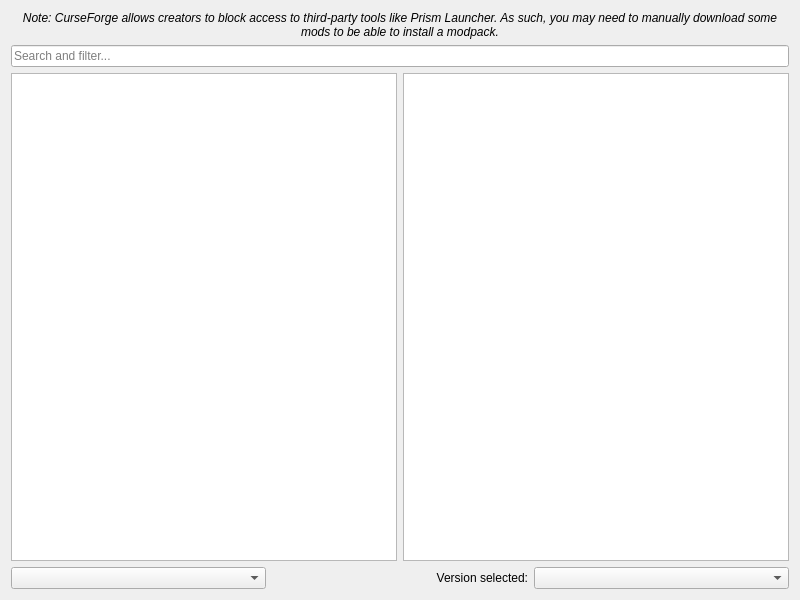
First picture: the form in launcher/ui/pages/modplatform/flame/FlamePage.ui, repository FreesmTeam/FreesmLauncher, before the edit.
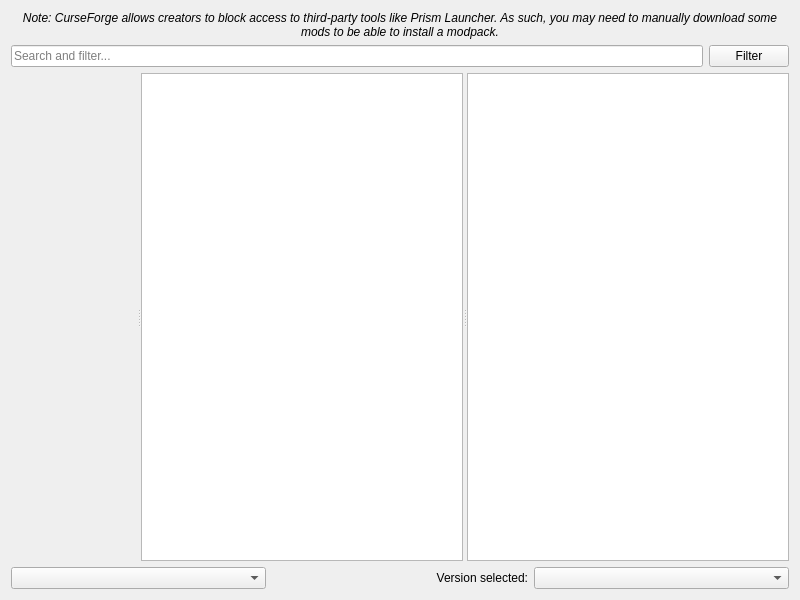
Second picture: the form after the edit. Custom widgets are drawn as their Qt base class.

Commit message: add curseforge modpack filter

Diff of the .ui file:
```diff
--- a/launcher/ui/pages/modplatform/flame/FlamePage.ui
+++ b/launcher/ui/pages/modplatform/flame/FlamePage.ui
@@ -30,6 +30,8 @@
     </widget>
    </item>
    <item>
+    <layout class="QHBoxLayout" name="horizontalLayout">
+     <item>
     <widget class="QLineEdit" name="searchEdit">
      <property name="placeholderText">
       <string>Search and filter...</string>
@@ -37,8 +39,26 @@
     </widget>
    </item>
    <item>
-    <layout class="QHBoxLayout">
+      <widget class="QPushButton" name="filterButton">
+       <property name="text">
+        <string>Filter</string>
+       </property>
+      </widget>
+     </item>
+    </layout>
+   </item>
      <item>
+    <widget class="QSplitter" name="splitter">
+     <property name="sizePolicy">
+      <sizepolicy hsizetype="Expanding" vsizetype="Expanding">
+       <horstretch>0</horstretch>
+       <verstretch>0</verstretch>
+      </sizepolicy>
+     </property>
+     <property name="orientation">
+      <enum>Qt::Horizontal</enum>
+     </property>
+     <widget class="QWidget" name="widget" native="true"/>
       <widget class="QListView" name="packView">
        <property name="horizontalScrollBarPolicy">
         <enum>Qt::ScrollBarAlwaysOff</enum>
@@ -53,8 +73,6 @@
         </size>
        </property>
       </widget>
-     </item>
-     <item>
       <widget class="ProjectDescriptionPage" name="packDescription">
        <property name="openExternalLinks">
         <bool>true</bool>
@@ -63,8 +81,7 @@
         <bool>true</bool>
        </property>
       </widget>
-     </item>
-    </layout>
+    </widget>
    </item>
    <item>
     <layout class="QHBoxLayout">
```
Lines whose indentation alone changed are shown as unchanged. The commit also changes 14 other files.
